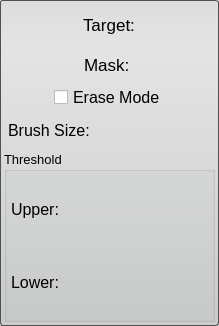
This is src/Interface/ToolInterface/PaintToolInterface.ui in SCIInstitute/Seg3D as Qt 5 draws it before an edit. The edited form follows.
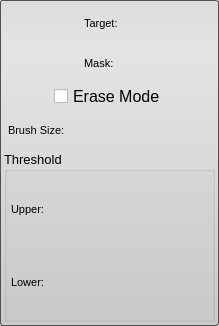
This is the edited form.

The edit to the form file:
```diff
--- a/src/Interface/ToolInterface/PaintToolInterface.ui
+++ b/src/Interface/ToolInterface/PaintToolInterface.ui
@@ -45,7 +45,7 @@
   </property>
   <layout class="QVBoxLayout" name="verticalLayout_2">
    <property name="spacing">
-    <number>0</number>
+    <number>2</number>
    </property>
    <property name="margin">
     <number>4</number>
@@ -71,7 +71,7 @@
        </property>
        <property name="font">
         <font>
-         <pointsize>13</pointsize>
+         <pointsize>8</pointsize>
         </font>
        </property>
        <property name="text">
@@ -102,7 +102,7 @@
        </property>
        <property name="font">
         <font>
-         <pointsize>13</pointsize>
+         <pointsize>8</pointsize>
         </font>
        </property>
        <property name="text">
@@ -170,7 +170,7 @@
       <widget class="QLabel" name="brushLabel">
        <property name="font">
         <font>
-         <pointsize>12</pointsize>
+         <pointsize>8</pointsize>
         </font>
        </property>
        <property name="text">
@@ -249,7 +249,7 @@
          <widget class="QLabel" name="upperLabel">
           <property name="font">
            <font>
-            <pointsize>12</pointsize>
+            <pointsize>8</pointsize>
            </font>
           </property>
           <property name="text">
@@ -287,7 +287,7 @@
          <widget class="QLabel" name="lowerLabel">
           <property name="font">
            <font>
-            <pointsize>12</pointsize>
+            <pointsize>8</pointsize>
            </font>
           </property>
           <property name="text">
```
